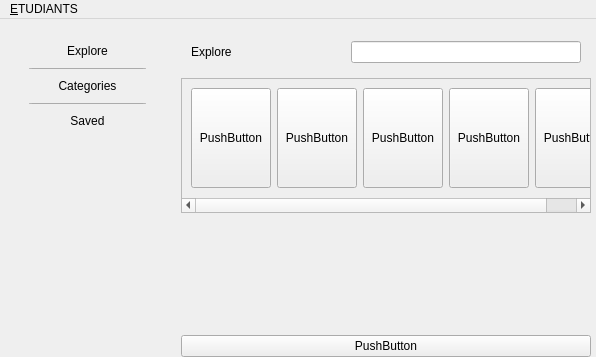
The window that main.ui (NassimKraiem/MiniProject_CPI1) describes before a commit, drawn with Qt 5.
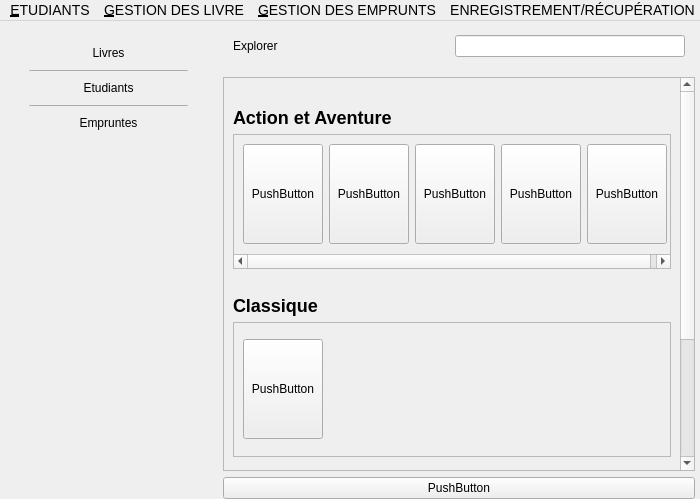
The same window after the commit. Icons and pictures are not drawn.

```diff
--- a/main.ui
+++ b/main.ui
@@ -6,8 +6,8 @@
    <rect>
     <x>0</x>
     <y>0</y>
-    <width>596</width>
-    <height>357</height>
+    <width>700</width>
+    <height>499</height>
    </rect>
   </property>
   <property name="windowTitle">
@@ -141,7 +141,7 @@
                 <enum>Qt::RightToLeft</enum>
                </property>
                <property name="text">
-                <string>Explore</string>
+                <string>Livres</string>
                </property>
                <property name="icon">
                 <iconset>
@@ -186,7 +186,7 @@
                 <enum>Qt::RightToLeft</enum>
                </property>
                <property name="text">
-                <string>Categories</string>
+                <string>Etudiants</string>
                </property>
                <property name="icon">
                 <iconset>
@@ -231,7 +231,7 @@
                 <enum>Qt::RightToLeft</enum>
                </property>
                <property name="text">
-                <string>Saved</string>
+                <string>Empruntes</string>
                </property>
                <property name="icon">
                 <iconset>
@@ -288,14 +288,17 @@
        </item>
        <item>
         <layout class="QVBoxLayout" name="main_content">
-         <property name="topMargin">
-          <number>13</number>
-         </property>
          <property name="rightMargin">
           <number>5</number>
          </property>
          <item>
-          <widget class="QWidget" name="horizontalWidget_2" native="true">
+          <widget class="QWidget" name="nav" native="true">
+           <property name="minimumSize">
+            <size>
+             <width>0</width>
+             <height>50</height>
+            </size>
+           </property>
            <property name="maximumSize">
             <size>
              <width>16777215</width>
@@ -306,13 +309,16 @@
             <property name="leftMargin">
              <number>10</number>
             </property>
+            <property name="topMargin">
+             <number>9</number>
+            </property>
             <property name="rightMargin">
              <number>10</number>
             </property>
             <item>
              <widget class="QLabel" name="Explore_title">
               <property name="text">
-               <string>Explore</string>
+               <string>Explorer</string>
               </property>
              </widget>
             </item>
@@ -344,6 +350,36 @@
          </item>
          <item>
           <widget class="QScrollArea" name="scrollArea">
+           <property name="horizontalScrollBarPolicy">
+            <enum>Qt::ScrollBarAlwaysOff</enum>
+           </property>
+           <property name="widgetResizable">
+            <bool>true</bool>
+           </property>
+           <widget class="QWidget" name="scrollAreaContent">
+            <property name="geometry">
+             <rect>
+              <x>0</x>
+              <y>0</y>
+              <width>488</width>
+              <height>594</height>
+             </rect>
+            </property>
+            <layout class="QVBoxLayout" name="verticalLayout">
+             <item>
+              <layout class="QVBoxLayout" name="action_aventure">
+               <property name="topMargin">
+                <number>20</number>
+               </property>
+               <item>
+                <widget class="QLabel" name="label">
+                 <property name="text">
+                  <string>&lt;h2&gt;Action et Aventure&lt;/h2&gt;</string>
+                 </property>
+                </widget>
+               </item>
+               <item>
+                <widget class="QScrollArea" name="ligneLivres">
            <property name="minimumSize">
             <size>
              <width>0</width>
@@ -362,7 +398,7 @@
            <property name="widgetResizable">
             <bool>true</bool>
            </property>
-           <widget class="QWidget" name="popularBooks">
+                 <widget class="QWidget" name="livres">
             <property name="geometry">
              <rect>
               <x>0</x>
@@ -487,18 +523,253 @@
            </widget>
           </widget>
          </item>
+              </layout>
+             </item>
          <item>
-          <spacer name="verticalSpacer_2">
+              <layout class="QVBoxLayout" name="classique">
+               <property name="topMargin">
+                <number>20</number>
+               </property>
+               <item>
+                <widget class="QLabel" name="label">
+                 <property name="text">
+                  <string>&lt;h2&gt;Classique&lt;/h2&gt;</string>
+                 </property>
+                </widget>
+               </item>
+               <item>
+                <widget class="QScrollArea" name="ligneLivres">
+                 <property name="minimumSize">
+                  <size>
+                   <width>0</width>
+                   <height>135</height>
+                  </size>
+                 </property>
+                 <property name="maximumSize">
+                  <size>
+                   <width>16777215</width>
+                   <height>135</height>
+                  </size>
+                 </property>
+                 <property name="verticalScrollBarPolicy">
+                  <enum>Qt::ScrollBarAlwaysOff</enum>
+                 </property>
+                 <property name="widgetResizable">
+                  <bool>true</bool>
+                 </property>
+                 <widget class="QWidget" name="livres">
+                  <property name="geometry">
+                   <rect>
+                    <x>0</x>
+                    <y>0</y>
+                    <width>466</width>
+                    <height>133</height>
+                   </rect>
+                  </property>
+                  <layout class="QHBoxLayout" name="horizontalLayout_4">
+                   <property name="bottomMargin">
+                    <number>9</number>
+                   </property>
+                   <item>
+                    <widget class="QPushButton" name="livre1">
+                     <property name="minimumSize">
+                      <size>
+                       <width>0</width>
+                       <height>100</height>
+                      </size>
+                     </property>
+                     <property name="maximumSize">
+                      <size>
+                       <width>90</width>
+                       <height>16777215</height>
+                      </size>
+                     </property>
+                     <property name="text">
+                      <string>PushButton</string>
+                     </property>
+                    </widget>
+                   </item>
+                   <item>
+                    <spacer name="horizontalSpacer_3">
            <property name="orientation">
-            <enum>Qt::Vertical</enum>
+                      <enum>Qt::Horizontal</enum>
            </property>
            <property name="sizeHint" stdset="0">
             <size>
-             <width>20</width>
-             <height>40</height>
+                       <width>40</width>
+                       <height>20</height>
             </size>
            </property>
           </spacer>
+                   </item>
+                  </layout>
+                 </widget>
+                </widget>
+               </item>
+              </layout>
+             </item>
+             <item>
+              <layout class="QVBoxLayout" name="Détective et mystère">
+               <property name="topMargin">
+                <number>20</number>
+               </property>
+               <item>
+                <widget class="QLabel" name="label">
+                 <property name="text">
+                  <string>&lt;h2&gt;Détective et mystère&lt;/h2&gt;</string>
+                 </property>
+                </widget>
+               </item>
+               <item>
+                <widget class="QScrollArea" name="ligneLivres">
+                 <property name="minimumSize">
+                  <size>
+                   <width>0</width>
+                   <height>135</height>
+                  </size>
+                 </property>
+                 <property name="maximumSize">
+                  <size>
+                   <width>16777215</width>
+                   <height>135</height>
+                  </size>
+                 </property>
+                 <property name="verticalScrollBarPolicy">
+                  <enum>Qt::ScrollBarAlwaysOff</enum>
+                 </property>
+                 <property name="widgetResizable">
+                  <bool>true</bool>
+                 </property>
+                 <widget class="QWidget" name="livres">
+                  <property name="geometry">
+                   <rect>
+                    <x>0</x>
+                    <y>0</y>
+                    <width>493</width>
+                    <height>119</height>
+                   </rect>
+                  </property>
+                  <layout class="QHBoxLayout" name="horizontalLayout_4">
+                   <property name="bottomMargin">
+                    <number>9</number>
+                   </property>
+                   <item>
+                    <widget class="QPushButton" name="pushButton_2">
+                     <property name="minimumSize">
+                      <size>
+                       <width>0</width>
+                       <height>100</height>
+                      </size>
+                     </property>
+                     <property name="maximumSize">
+                      <size>
+                       <width>90</width>
+                       <height>16777215</height>
+                      </size>
+                     </property>
+                     <property name="text">
+                      <string>PushButton</string>
+                     </property>
+                    </widget>
+                   </item>
+                   <item>
+                    <widget class="QPushButton" name="pushButton_7">
+                     <property name="minimumSize">
+                      <size>
+                       <width>0</width>
+                       <height>100</height>
+                      </size>
+                     </property>
+                     <property name="maximumSize">
+                      <size>
+                       <width>90</width>
+                       <height>16777215</height>
+                      </size>
+                     </property>
+                     <property name="text">
+                      <string>PushButton</string>
+                     </property>
+                    </widget>
+                   </item>
+                   <item>
+                    <widget class="QPushButton" name="pushButton_6">
+                     <property name="minimumSize">
+                      <size>
+                       <width>0</width>
+                       <height>100</height>
+                      </size>
+                     </property>
+                     <property name="maximumSize">
+                      <size>
+                       <width>90</width>
+                       <height>16777215</height>
+                      </size>
+                     </property>
+                     <property name="text">
+                      <string>PushButton</string>
+                     </property>
+                    </widget>
+                   </item>
+                   <item>
+                    <widget class="QPushButton" name="pushButton_5">
+                     <property name="minimumSize">
+                      <size>
+                       <width>0</width>
+                       <height>100</height>
+                      </size>
+                     </property>
+                     <property name="maximumSize">
+                      <size>
+                       <width>90</width>
+                       <height>16777215</height>
+                      </size>
+                     </property>
+                     <property name="text">
+                      <string>PushButton</string>
+                     </property>
+                    </widget>
+                   </item>
+                   <item>
+                    <widget class="QPushButton" name="pushButton_3">
+                     <property name="minimumSize">
+                      <size>
+                       <width>0</width>
+                       <height>100</height>
+                      </size>
+                     </property>
+                     <property name="maximumSize">
+                      <size>
+                       <width>90</width>
+                       <height>16777215</height>
+                      </size>
+                     </property>
+                     <property name="text">
+                      <string>PushButton</string>
+                     </property>
+                    </widget>
+                   </item>
+                   <item>
+                    <spacer name="horizontalSpacer_3">
+                     <property name="orientation">
+                      <enum>Qt::Horizontal</enum>
+                     </property>
+                     <property name="sizeHint" stdset="0">
+                      <size>
+                       <width>40</width>
+                       <height>20</height>
+                      </size>
+                     </property>
+                    </spacer>
+                   </item>
+                  </layout>
+                 </widget>
+                </widget>
+               </item>
+              </layout>
+             </item>
+            </layout>
+           </widget>
+          </widget>
          </item>
          <item>
           <widget class="QPushButton" name="pushButton">
@@ -519,12 +790,12 @@
     <rect>
      <x>0</x>
      <y>0</y>
-     <width>596</width>
+     <width>700</width>
      <height>22</height>
     </rect>
    </property>
    <property name="styleSheet">
-    <string notr="true"/>
+    <string notr="true">font-size: 14px;</string>
    </property>
    <widget class="QMenu" name="menuFile">
     <property name="styleSheet">
@@ -574,7 +845,91 @@
     <addaction name="menu_Mise_jour_tudiants"/>
     <addaction name="menu_Recherche_affichage"/>
    </widget>
+   <widget class="QMenu" name="menuLivre">
+    <property name="title">
+     <string>&amp;GESTION DES LIVRE</string>
+    </property>
+    <widget class="QMenu" name="menuMise_jour">
+     <property name="title">
+      <string>Mise à jour</string>
+     </property>
+     <widget class="QMenu" name="menuSupprimer">
+      <property name="title">
+       <string>Supprimer</string>
+      </property>
+      <addaction name="actionSuppression_livre_donn"/>
+      <addaction name="actionSuppression_livres_d_un_auteur_donn"/>
+      <addaction name="actionSuppression_livres_d_une_ann_e_donn_e"/>
+     </widget>
+     <addaction name="actionAjouter_un_nouvel_livre"/>
+     <addaction name="menuSupprimer"/>
+     <addaction name="actionModifier_nombre_d_exemplaires_d_un_livre"/>
+    </widget>
+    <widget class="QMenu" name="menuRecherche_affichage">
+     <property name="title">
+      <string>Recherche, affichage</string>
+     </property>
+     <addaction name="actionContenu_du_dictionnaire_LIVRE"/>
+     <addaction name="actionRecherche_par_R_f_rence"/>
+     <addaction name="actionRecherche_par_titre"/>
+     <addaction name="actionRecherche_livres_par_ann_e_dition_donn_e"/>
+     <addaction name="actionRecherche_et_affichage_des_livres_par_ordre_alphab_tique"/>
+    </widget>
+    <addaction name="menuMise_jour"/>
+    <addaction name="menuRecherche_affichage"/>
+   </widget>
+   <widget class="QMenu" name="menu_GESTION_DES_EMPRUNTS">
+    <property name="title">
+     <string>&amp;GESTION DES EMPRUNTS</string>
+    </property>
+    <widget class="QMenu" name="menuMise_jour_2">
+     <property name="title">
+      <string>Mise à jour</string>
+     </property>
+     <widget class="QMenu" name="menuModifier_Emprunt">
+      <property name="title">
+       <string>Modifier Emprunt</string>
+      </property>
+      <addaction name="actionDate_emprunt"/>
+      <addaction name="actionDate_retour"/>
+     </widget>
+     <addaction name="actionAjouter_un_nouvel_emprunt"/>
+     <addaction name="actionRetour_d_un_emprunt"/>
+     <addaction name="actionSupprimer_d_un_emprunt"/>
+     <addaction name="menuModifier_Emprunt"/>
+    </widget>
+    <widget class="QMenu" name="menuRecherche_affichage_2">
+     <property name="title">
+      <string>Recherche, affichage</string>
+     </property>
+     <addaction name="actionContenu_du_dictionnaire_EMPRUNT"/>
+     <addaction name="actionRecherche_emprunts_par_livre"/>
+     <addaction name="actionRecherche_emprunts_par_tudiant"/>
+     <addaction name="actionRecherche_livres_emprunt_s_une_date_donn_e"/>
+     <addaction name="actionRecherche_livres_retourn_s_une_date_donn_e"/>
+     <addaction name="actionRecherche_livres_emprunt_s_entre_2_dates_donn_es"/>
+     <addaction name="actionRecherche_livres_emprunt_s_entre_2_dates_donn_es_2"/>
+    </widget>
+    <addaction name="menuMise_jour_2"/>
+    <addaction name="menuRecherche_affichage_2"/>
+   </widget>
+   <widget class="QMenu" name="menuENREGISTREMENT_ET_R_CUP_RATION_DES_FICHIERS">
+    <property name="title">
+     <string>ENREGISTREMENT/RÉCUPÉRATION</string>
+    </property>
+    <addaction name="actionEnregistrement_fichier_ETUDIANTS"/>
+    <addaction name="actionEnregistrement_fichier_ETUDIANTS_2"/>
+    <addaction name="separator"/>
+    <addaction name="actionEnregistrement_fichier_ETUDIANTS_3"/>
+    <addaction name="actionEnregistrement_fichier_ETUDIANTS_4"/>
+    <addaction name="separator"/>
+    <addaction name="actionEnregistrement_fichier_ETUDIANTS_5"/>
+    <addaction name="actionEnregistrement_fichier_ETUDIANTS_6"/>
+   </widget>
    <addaction name="menuFile"/>
+   <addaction name="menuLivre"/>
+   <addaction name="menu_GESTION_DES_EMPRUNTS"/>
+   <addaction name="menuENREGISTREMENT_ET_R_CUP_RATION_DES_FICHIERS"/>
   </widget>
   <action name="action_Ajouter_tudiant">
    <property name="text">
```
Left out of the diff: 196 changed lines with no effect on the pictures. Lines whose indentation alone changed are shown as unchanged.
